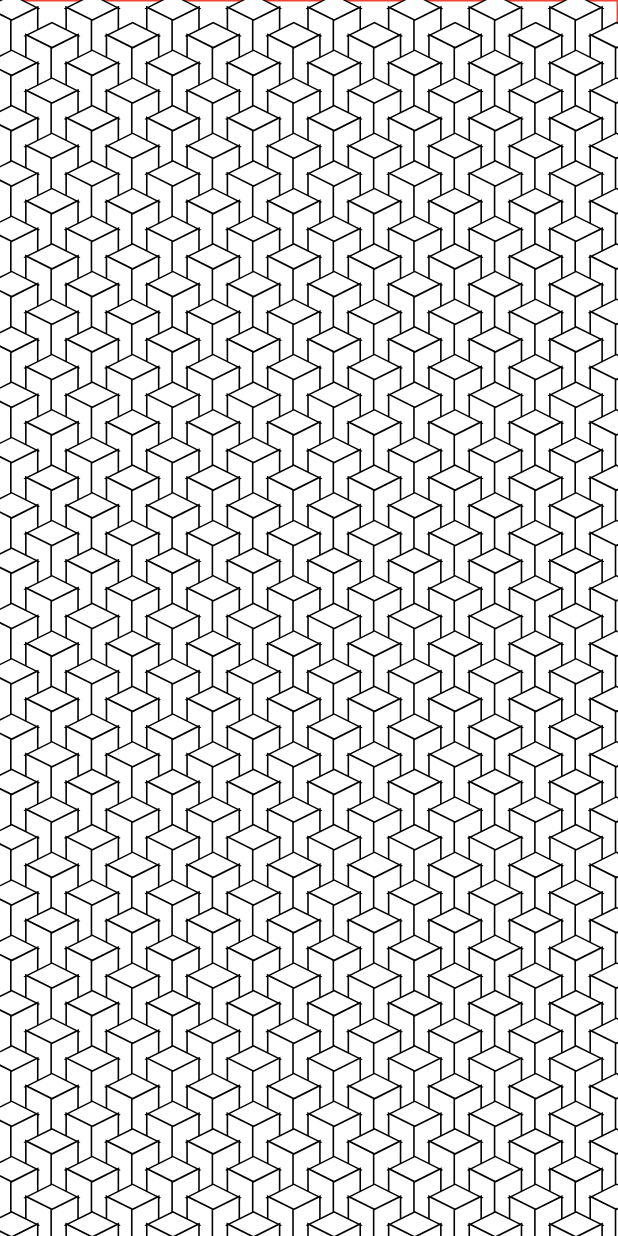
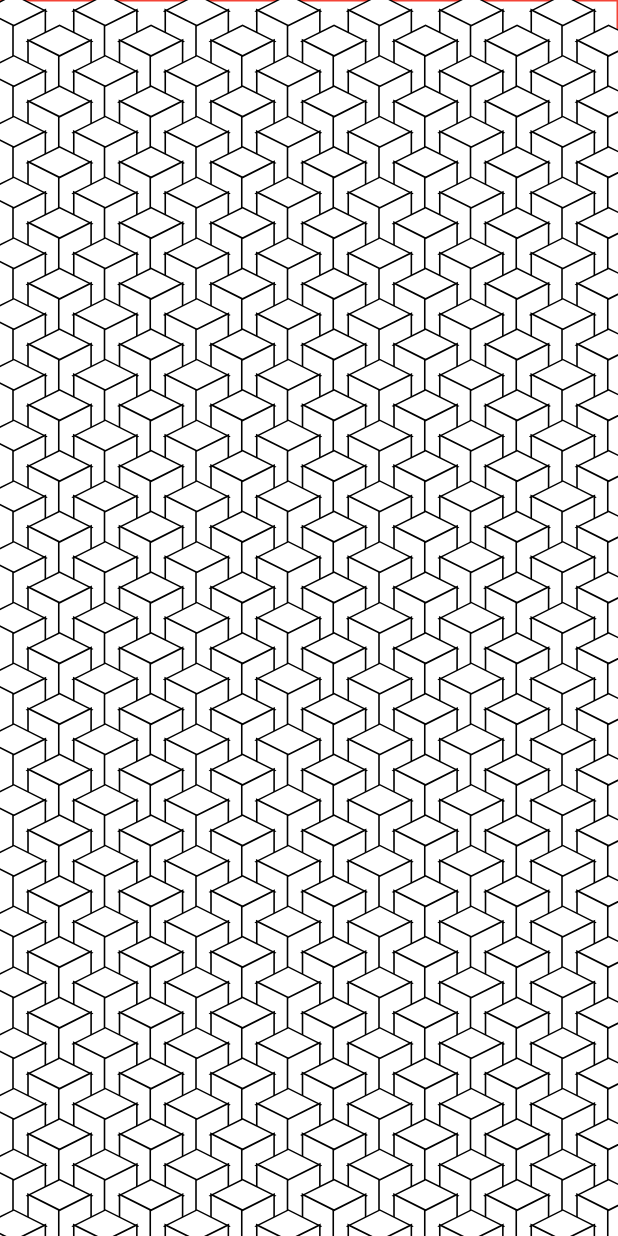
Before and after one commit to Roaa94/gen_art_canvas, a Flutter app: the screen it shows after launch, on a phone screen of 412 x 824 dp. Run offline on Flutter 3.47's test engine with Material 2 defaults, Android fonts, the phone set to English and light mode, and no system bars; our stand-ins replace firebase_core; accounts and stored records are empty.

Commit message:
refactor: clean up animation code

```diff
--- a/lib/home_page.dart
+++ b/lib/home_page.dart
@@ -42,7 +42,7 @@ class _HomePageState extends State<HomePage>
             return CustomPaint(
               painter: GenArtCanvasPainter(
                 maxRandomYOffset: 60,
-                xCount: 8,
+                diagonal: size.width * 0.1,
                 initialGap: 20,
                 animationController: animationController,
                 size: size,
@@ -61,7 +61,7 @@ class GenArtCanvasPainter extends CustomPainter {
     this.initialGap = 20,
     this.isDebug = false,
     required this.random,
-    this.xCount = 8,
+    this.diagonal = 8,
     this.yScale = 0.5,
     this.maxRandomYOffset = 50,
     required this.size,
@@ -71,7 +71,7 @@ class GenArtCanvasPainter extends CustomPainter {
       parent: animationController,
       curve: Curves.easeInOut,
     );
-    diagonal = (size.width - (initialGap * (xCount - 1))) / (xCount);
+    xCount = (size.width / diagonal).floor();
     yCount = ((size.height * 0.6) / ((diagonal * yScale) / 2)).floor();
     totalCount = xCount * yCount;
 
@@ -91,52 +91,65 @@ class GenArtCanvasPainter extends CustomPainter {
         return Offset(dx - (diagonal * 0.3), dy);
       },
     );
+
+    offsetAnimations = List.generate(
+      totalCount,
+      (index) {
+        return Tween<Offset>(
+          begin: initialOffsets[index],
+          end: initialOffsets[index] + Offset(0, randomYOffsets[index]),
+        ).animate(animation);
+      },
+    );
   }
 
   final double initialGap;
   final bool isDebug;
   final Random random;
-  final int xCount;
   final double yScale;
   final double maxRandomYOffset;
   late final Animation<double> animation;
+  late final List<Animation<Offset>> offsetAnimations;
   late final List<Offset> initialOffsets;
   late final List<double> randomYOffsets;
   final Size size;
 
   late final double diagonal;
+  late final int xCount;
   late final int yCount;
   late final int totalCount;
 
-  @override
-  void paint(Canvas canvas, Size size) {
   final strokePaint = Paint()
     ..color = Colors.black
     ..style = PaintingStyle.stroke
     ..strokeWidth = 3;
-    final fillPaint = Paint()..color = isDebug ? Colors.red : Colors.white;
+  final fillPaint = Paint()..color = Colors.white;
 
-    final side = diagonal / sqrt(2);
   final skewedScaleX = 0.5 * sqrt(2);
-    const skewedScaleY = 0.85;
-    final xOffsetToTopCenter = diagonal / 2;
-    final newHeight = diagonal * yScale + side * skewedScaleY;
+  static const skewedScaleY = 0.85;
 
-    final initialRect = Path()..addRect(Rect.fromLTWH(0, 0, side, side));
-    final newRect = Path()..addRect(Rect.fromLTWH(0, 0, diagonal, newHeight));
+  double get newHeight => diagonal * yScale + side * skewedScaleY;
 
-    for (int i = 0; i < initialOffsets.length; i++) {
+  double get xOffsetToTopCenter => diagonal / 2;
+
+  double get side => diagonal / sqrt(2);
+
+  Path get initialRect => Path()..addRect(Rect.fromLTWH(0, 0, side, side));
+
+  Path get newRect => Path()..addRect(Rect.fromLTWH(0, 0, diagonal, newHeight));
+
+  @override
+  void paint(Canvas canvas, Size size) {
+    for (final offsetAnimation in offsetAnimations) {
       canvas.save();
       // Move the canvas to offset of next cuboid
-      final initialOffset = initialOffsets[i];
-      final offset = Offset.lerp(
-            initialOffset,
-            Offset(initialOffset.dx, initialOffset.dy + randomYOffsets[i]),
-            animation.value,
-          ) ??
-          initialOffset;
-      canvas.translate(offset.dx, offset.dy);
+      canvas.translate(offsetAnimation.value.dx, offsetAnimation.value.dy);
+      _paintCuboid(canvas);
+      canvas.restore();
+    }
+  }
 
+  _paintCuboid(Canvas canvas) {
     // Paint top face
     canvas.save();
     canvas.translate(xOffsetToTopCenter, 0.0);
@@ -165,9 +178,6 @@ class GenArtCanvasPainter extends CustomPainter {
     canvas.drawPath(rightPath, strokePaint);
     canvas.drawPath(rightPath, fillPaint);
     canvas.restore();
-
-      canvas.restore();
-    }
   }
 
   @override
```
Lines whose indentation alone changed are shown as unchanged.
